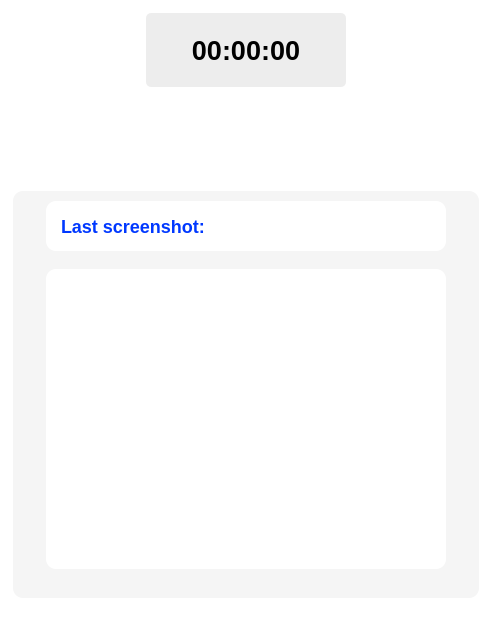
Before: the Qt Designer form ui/design/main.ui in kokhlikyan/tracker, drawn with Qt 5.
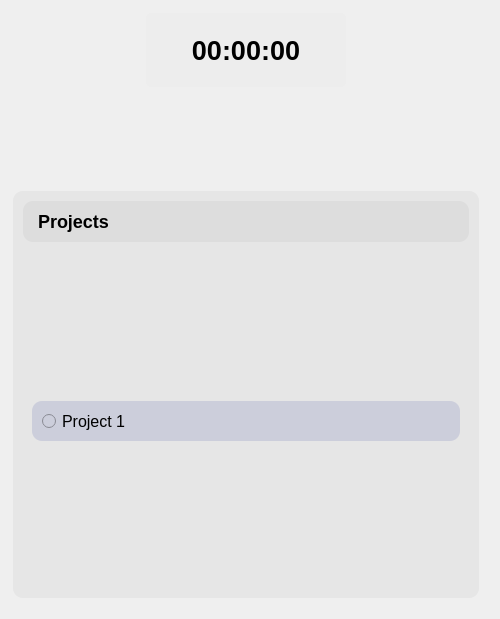
After: the same form once the commit is applied. Icons and pictures are not drawn.

Diff of the .ui file:
```diff
--- a/ui/design/main.ui
+++ b/ui/design/main.ui
@@ -14,9 +14,20 @@
    <string>MainWindow</string>
   </property>
   <property name="styleSheet">
-   <string notr="true">background-color: rgb(255, 255, 255);</string>
+   <string notr="true">background-color: rgb(255, 255, 255);
+
+QRadioButton{
+	padding: 10px;
+	background-color: rgb(204, 206, 219);
+	font-size: 16px;
+	color: #000;
+}
+</string>
   </property>
   <widget class="QWidget" name="centralwidget">
+   <property name="styleSheet">
+    <string notr="true"/>
+   </property>
    <layout class="QVBoxLayout" name="verticalLayout_4" stretch="0">
     <property name="spacing">
      <number>-1</number>
@@ -193,66 +204,96 @@
          </property>
          <layout class="QVBoxLayout" name="verticalLayout">
           <property name="spacing">
-           <number>0</number>
+           <number>12</number>
           </property>
           <property name="leftMargin">
-           <number>0</number>
+           <number>10</number>
           </property>
           <property name="topMargin">
            <number>10</number>
           </property>
           <property name="rightMargin">
-           <number>0</number>
+           <number>10</number>
           </property>
           <property name="bottomMargin">
            <number>10</number>
           </property>
-          <item alignment="Qt::AlignHCenter">
-           <widget class="QLabel" name="last_screenshot_title">
-            <property name="minimumSize">
-             <size>
-              <width>400</width>
-              <height>50</height>
-             </size>
-            </property>
-            <property name="maximumSize">
-             <size>
-              <width>400</width>
-              <height>50</height>
-             </size>
-            </property>
+          <item>
+           <widget class="QLabel" name="projects_title">
             <property name="styleSheet">
-             <string notr="true">color: rgb(0, 56, 255);
+             <string notr="true">padding: 10px;
 font-size: 18px;
 font-weight: bold;
-padding:0 10px;
-background-color:#fff;</string>
+color: #000;</string>
             </property>
             <property name="text">
-             <string>Last screenshot: </string>
+             <string>Projects</string>
             </property>
            </widget>
           </item>
-          <item alignment="Qt::AlignHCenter|Qt::AlignVCenter">
-           <widget class="QLabel" name="last_screenshot">
+          <item>
+           <widget class="QScrollArea" name="scrollArea">
             <property name="minimumSize">
              <size>
-              <width>400</width>
-              <height>300</height>
-             </size>
-            </property>
-            <property name="maximumSize">
-             <size>
-              <width>400</width>
+              <width>0</width>
               <height>300</height>
              </size>
             </property>
             <property name="styleSheet">
-             <string notr="true">background-color:#fff;</string>
+             <string notr="true">background: transparent;</string>
             </property>
-            <property name="text">
-             <string/>
+            <property name="horizontalScrollBarPolicy">
+             <enum>Qt::ScrollBarAsNeeded</enum>
             </property>
+            <property name="widgetResizable">
+             <bool>true</bool>
+            </property>
+            <property name="alignment">
+             <set>Qt::AlignLeading|Qt::AlignLeft|Qt::AlignTop</set>
+            </property>
+            <widget class="QWidget" name="projects">
+             <property name="geometry">
+              <rect>
+               <x>0</x>
+               <y>0</y>
+               <width>443</width>
+               <height>330</height>
+              </rect>
+             </property>
+             <layout class="QVBoxLayout" name="verticalLayout_2">
+              <item>
+               <widget class="QRadioButton" name="project">
+                <property name="minimumSize">
+                 <size>
+                  <width>0</width>
+                  <height>40</height>
+                 </size>
+                </property>
+                <property name="maximumSize">
+                 <size>
+                  <width>16777215</width>
+                  <height>40</height>
+                 </size>
+                </property>
+                <property name="cursor">
+                 <cursorShape>PointingHandCursor</cursorShape>
+                </property>
+                <property name="styleSheet">
+                 <string notr="true">QRadioButton{
+	padding: 10px;
+	background-color: rgb(204, 206, 219);
+	font-size: 16px;
+	color: #000;
+}
+</string>
+                </property>
+                <property name="text">
+                 <string>Project 1</string>
+                </property>
+               </widget>
+              </item>
+             </layout>
+            </widget>
            </widget>
           </item>
          </layout>
```
